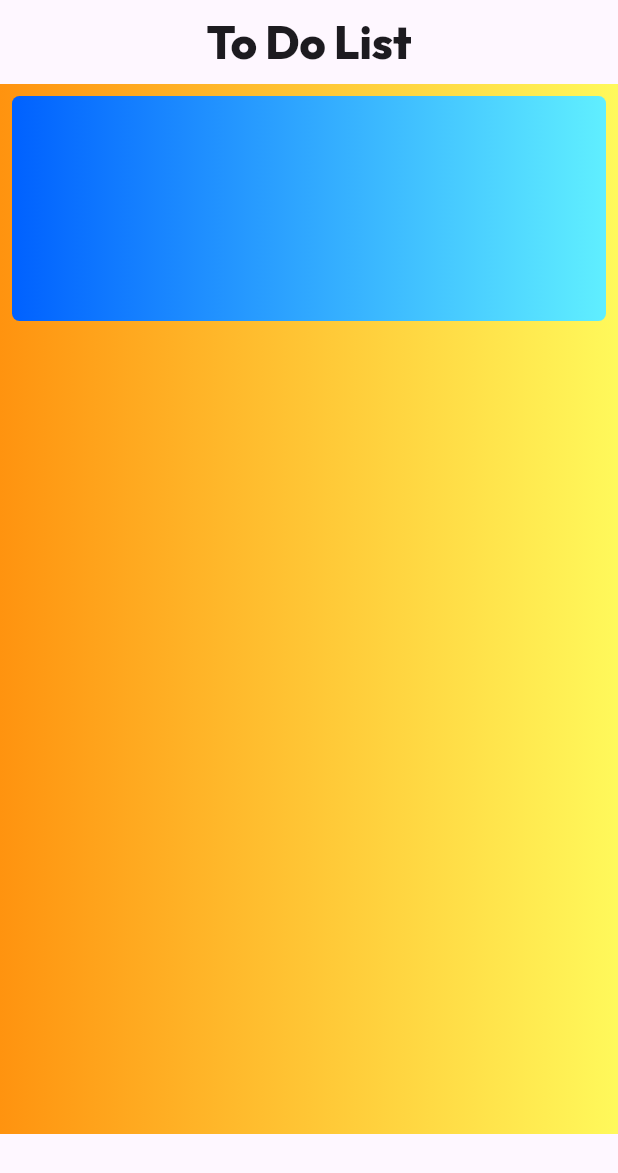
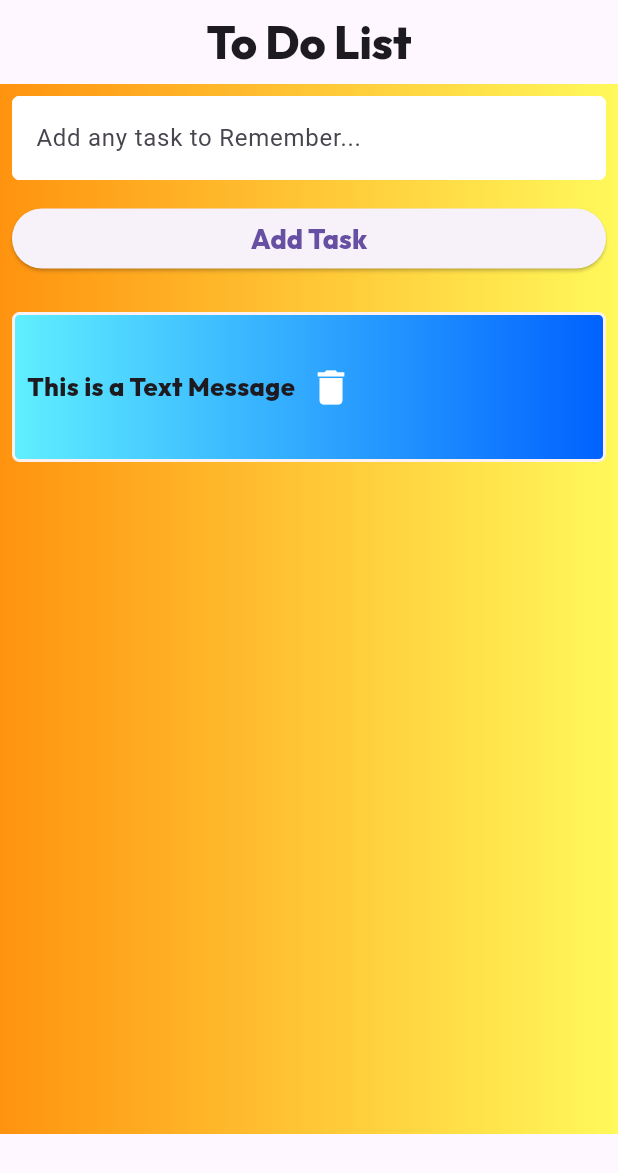
Before and after one commit to ravi357767/pto_do_list, a Flutter app: the screen it shows after launch, on a phone screen of 412 x 824 dp. Shown: the top 1173 px of the screen. Run offline on Flutter 3.47's test engine with Material 3 defaults, Android fonts, the phone set to English and light mode, and no system bars.

Commit message:
Created new FIle Listwrapper

```diff
--- /dev/null
+++ b/lib/listwrapper.dart
@@ -0,0 +1,52 @@
+// ignore_for_file: use_key_in_widget_constructors, prefer_const_constructors, prefer_const_literals_to_create_immutables
+
+import 'package:flutter/material.dart';
+
+class Listwrapper extends StatelessWidget {
+  @override
+  Widget build(BuildContext context) {
+    return Column(
+      children: [
+        Container(
+          width: double.infinity,
+          height: 100,
+          decoration: BoxDecoration(
+            gradient: LinearGradient(
+              colors: [
+                Color(0xff60efff),
+                Color(0xff0061ff),
+              ],
+            ),
+            borderRadius: BorderRadius.circular(5),
+            border: Border.all(
+              color: const Color.fromARGB(255, 252, 241, 241),
+              width: 2,
+            ),
+          ),
+          child: Container(
+            padding: EdgeInsets.all(8),
+            child: Row(
+              children: [
+                Text(
+                  'This is a Text Message',
+                  style: TextStyle(
+                    fontFamily: 'Mainfont',
+                    fontSize: 17,
+                    fontWeight: FontWeight.w700,
+                  ),
+                ),
+                IconButton(
+                    onPressed: () {},
+                    icon: Icon(
+                      Icons.delete,
+                      color: Colors.white,
+                      size: 30,
+                    ))
+              ],
+            ),
+          ),
+        ),
+      ],
+    );
+  }
+}
--- a/lib/main.dart
+++ b/lib/main.dart
@@ -1,6 +1,7 @@
 // ignore_for_file: prefer_const_constructors, avoid_unnecessary_containers
 
 import 'package:flutter/material.dart';
+import 'package:pto_do_list/listwrapper.dart';
 
 void main() {
   runApp(ToDoList());
@@ -49,19 +50,54 @@
         ),
         child: Column(
           children: [
-            Container(
-              width: double.infinity,
-              height: 150,
-              decoration: BoxDecoration(
-                gradient: LinearGradient(
-                  colors: [
-                    Color(0xff0061ff),
-                    Color(0xff60efff),
-                  ],
+            TextField(
+              decoration: InputDecoration(
+                hintText: 'Add any task to Remember...',
+                fillColor: Colors.white,
+                filled: true,
+                enabledBorder: OutlineInputBorder(
+                  borderRadius: BorderRadius.circular(5),
+                  borderSide: BorderSide(
+                    color: Colors.white,
+                    width: 1.5,
+                  ),
                 ),
-                borderRadius: BorderRadius.circular(5),
+                focusedBorder: OutlineInputBorder(
+                  borderRadius: BorderRadius.circular(5),
+                  borderSide: BorderSide(
+                    color: Colors.green,
+                    width: 1.5,
+                  ),
+                ),
+                disabledBorder: OutlineInputBorder(
+                  borderRadius: BorderRadius.circular(5),
+                  borderSide: BorderSide(
+                    color: Colors.white,
+                    width: 1.5,
+                  ),
+                ),
               ),
             ),
+            SizedBox(
+              height: 15,
+            ),
+            SizedBox(
+              width: double.infinity,
+              child: ElevatedButton(
+                  onPressed: () {},
+                  child: Text(
+                    'Add Task',
+                    style: TextStyle(
+                      fontFamily: 'Mainfont',
+                      fontWeight: FontWeight.w700,
+                      fontSize: 18,
+                    ),
+                  )),
+            ),
+            SizedBox(
+              height: 25,
+            ),
+            Listwrapper(),
           ],
         ),
       ),
```
